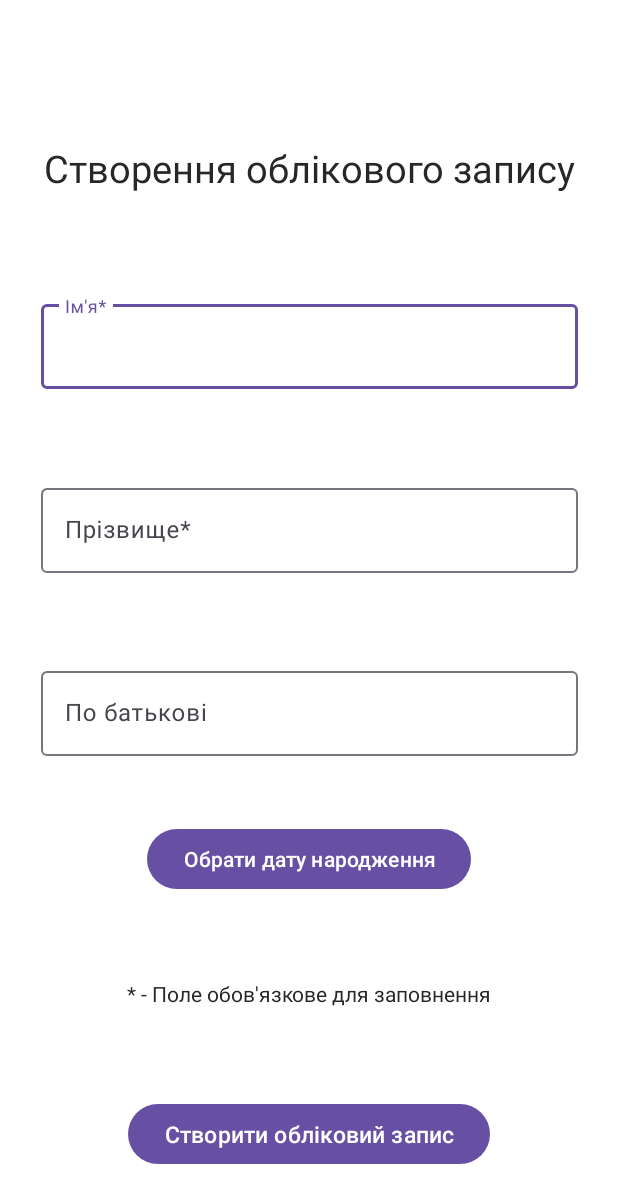
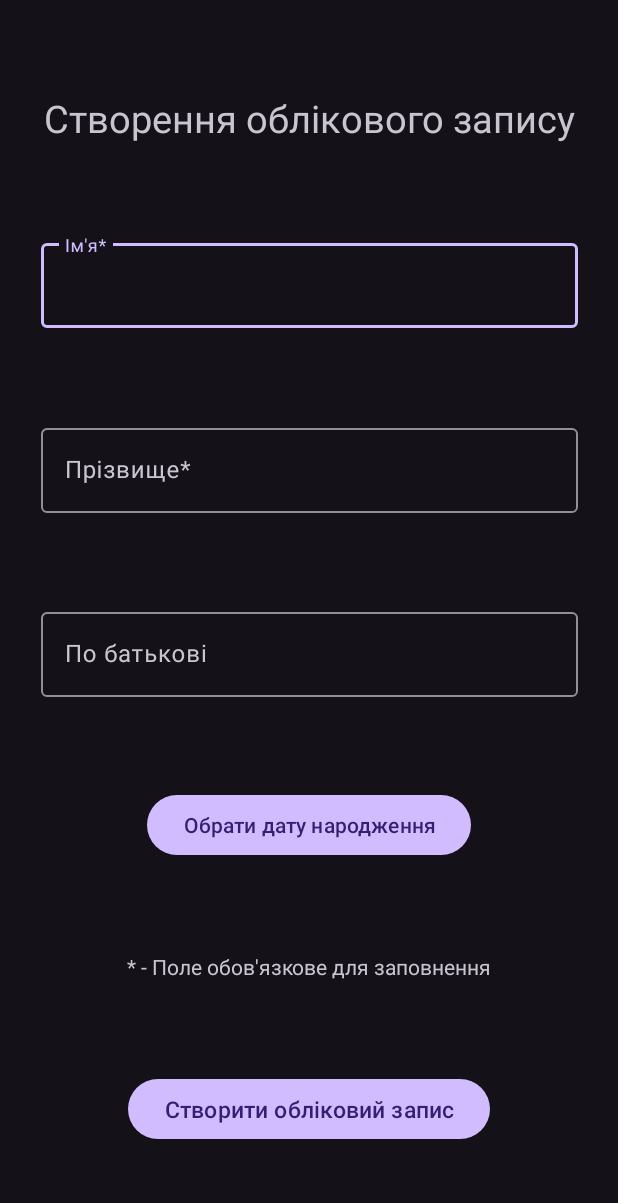
Before and after one commit to xo4yxypmy/Daily_Pain_Master_Project_Java, an Android app: the screen it shows after launch (RegistrationActivity), on a phone screen of 412 x 824 dp. Shown: the top 1203 px of the screen. Run offline under Robolectric (Android 15) with nearby library versions, the phone set to English and light mode, and no system bars.

Commit message:
full registration

```diff
--- a/app/src/main/java/com/fernfog/dailyPain/MainActivity.java
+++ b/app/src/main/java/com/fernfog/dailyPain/MainActivity.java
@@ -10,5 +10,9 @@ public class MainActivity extends AppCompatActivity {
     protected void onCreate(Bundle savedInstanceState) {
         super.onCreate(savedInstanceState);
         setContentView(R.layout.activity_main);
+
+        DBUsersHandler dbUsersHandler = new DBUsersHandler(this);
+
+        dbUsersHandler.listUsers();
     }
 }
--- a/app/src/main/java/com/fernfog/dailyPain/RegistrationActivity.java
+++ b/app/src/main/java/com/fernfog/dailyPain/RegistrationActivity.java
@@ -4,11 +4,15 @@ import androidx.appcompat.app.AppCompatActivity;
 
 import android.app.AlertDialog;
 import android.app.DatePickerDialog;
+import android.content.Intent;
 import android.os.Bundle;
 import android.view.View;
 import android.widget.Button;
 import android.widget.DatePicker;
 import android.widget.QuickContactBadge;
+import android.widget.Toast;
+
+import com.google.android.material.textfield.TextInputLayout;
 
 import java.util.Calendar;
 
@@ -17,12 +21,51 @@ public class RegistrationActivity extends AppCompatActivity {
     DatePickerDialog datePickerDialog;
     Button button;
 
+    String birth;
+
+    Button submitButton;
+
+    TextInputLayout firstName;
+    TextInputLayout lastName;
+    TextInputLayout patronymic;
+
+
     @Override
     protected void onCreate(Bundle savedInstanceState) {
         super.onCreate(savedInstanceState);
         setContentView(R.layout.activity_registration);
 
         button = findViewById(R.id.choiseOfDate);
+
+        submitButton = findViewById(R.id.account_reg);
+
+        firstName = findViewById(R.id.textInputLayout);
+        lastName = findViewById(R.id.textInputLayout2);
+        patronymic = findViewById(R.id.textInputLayout3);
+
+        submitButton.setOnClickListener(new View.OnClickListener() {
+            @Override
+            public void onClick(View v) {
+                String firstNameT = firstName.getEditText().getText().toString().trim();
+                String lastNameT = lastName.getEditText().getText().toString().trim();
+                String patronymicT = patronymic.getEditText().getText().toString().trim();
+
+
+                if (!firstNameT.isEmpty() && !lastNameT.isEmpty() && !patronymicT.isEmpty() && birth != null) {
+                    DBUsersHandler dbUsersHandler = new DBUsersHandler(RegistrationActivity.this);
+
+                    dbUsersHandler.addNewUser(firstNameT, lastNameT, patronymicT, birth);
+                    Toast.makeText(RegistrationActivity.this, "Обліковий запис створено", Toast.LENGTH_LONG).show();
+
+                    Intent intent = new Intent(RegistrationActivity.this, MainActivity.class);
+
+                    startActivity(intent);
+
+                } else {
+                    Toast.makeText(RegistrationActivity.this, "Не заповнено обов'язкове поле", Toast.LENGTH_LONG).show();
+                }
+            }
+        });
 
         button.setOnClickListener(new View.OnClickListener() {
             @Override
@@ -37,12 +80,14 @@ public class RegistrationActivity extends AppCompatActivity {
         DatePickerDialog.OnDateSetListener dateSetListener = new DatePickerDialog.OnDateSetListener() {
             @Override
             public void onDateSet(DatePicker view, int year, int month, int dayOfMonth) {
-
+                birth = dayOfMonth + " " + month + " " + year;
             }
         };
 
         Calendar calendar = Calendar.getInstance();
 
         datePickerDialog = new DatePickerDialog(this, AlertDialog.THEME_HOLO_DARK, dateSetListener, calendar.get(Calendar.YEAR), calendar.get(Calendar.MONTH), calendar.get(Calendar.DAY_OF_MONTH));
+
+        datePickerDialog.show();
     }
 }
--- a/app/src/main/res/layout/activity_registration.xml
+++ b/app/src/main/res/layout/activity_registration.xml
@@ -4,7 +4,6 @@
     xmlns:tools="http://schemas.android.com/tools"
     android:layout_width="match_parent"
     android:layout_height="match_parent"
-    android:background="@color/white"
     tools:context=".MainActivity">
 
     <TextView
@@ -12,12 +11,8 @@
         android:layout_width="wrap_content"
         android:layout_height="wrap_content"
         android:layout_gravity="center"
-        android:layout_marginStart="14dp"
-        android:layout_marginTop="50dp"
-        android:layout_marginEnd="14dp"
         android:text="@string/create_account"
         android:textAlignment="center"
-        android:textColor="@color/my_black"
         android:textSize="25sp"
         app:layout_constraintEnd_toEndOf="parent"
         app:layout_constraintStart_toStartOf="parent"
@@ -28,9 +23,7 @@
         android:id="@+id/textInputLayout"
         android:layout_width="358dp"
         android:layout_height="wrap_content"
-        android:layout_marginStart="32dp"
-        android:layout_marginTop="24dp"
-        android:layout_marginEnd="32dp"
+
         android:hint="@string/name"
         app:layout_constraintEnd_toEndOf="parent"
         app:layout_constraintStart_toStartOf="parent"
@@ -47,9 +40,6 @@
         android:id="@+id/textInputLayout2"
         android:layout_width="358dp"
         android:layout_height="wrap_content"
-        android:layout_marginStart="32dp"
-        android:layout_marginTop="16dp"
-        android:layout_marginEnd="32dp"
         android:hint="@string/last_name"
         app:layout_constraintEnd_toEndOf="parent"
         app:layout_constraintStart_toStartOf="parent"
@@ -66,9 +56,6 @@
         android:id="@+id/textInputLayout3"
         android:layout_width="358dp"
         android:layout_height="wrap_content"
-        android:layout_marginStart="32dp"
-        android:layout_marginTop="16dp"
-        android:layout_marginEnd="32dp"
         android:hint="@string/patronymic"
         app:layout_constraintEnd_toEndOf="parent"
         app:layout_constraintStart_toStartOf="parent"
@@ -98,10 +85,8 @@
         android:layout_width="wrap_content"
         android:layout_height="wrap_content"
         android:layout_gravity="center"
-        android:layout_marginTop="12dp"
         android:text="@string/required_field"
         android:textAlignment="center"
-        android:textColor="@color/my_black"
         app:layout_constraintEnd_toEndOf="parent"
         app:layout_constraintStart_toStartOf="parent"
         app:layout_constraintBottom_toTopOf="@id/account_reg"
@@ -111,7 +96,6 @@
         android:id="@+id/account_reg"
         android:layout_width="wrap_content"
         android:layout_height="wrap_content"
-        android:layout_marginTop="15dp"
         android:text="@string/create_account_button"
         android:textSize="15sp"
         app:layout_constraintEnd_toEndOf="parent"
--- a/app/src/main/res/values-night/themes.xml
+++ /dev/null
@@ -1,7 +0,0 @@
-<resources xmlns:tools="http://schemas.android.com/tools">
-    <!-- Base application theme. -->
-    <style name="Base.Theme.DailyPain" parent="Theme.Material3.DayNight.NoActionBar">
-        <!-- Customize your dark theme here. -->
-        <!-- <item name="colorPrimary">@color/my_dark_primary</item> -->
-    </style>
-</resources>
--- a/app/src/main/res/values/themes.xml
+++ b/app/src/main/res/values/themes.xml
@@ -1,6 +1,6 @@
 <resources xmlns:tools="http://schemas.android.com/tools">
     <!-- Base application theme. -->
-    <style name="Base.Theme.DailyPain" parent="Theme.Material3.DayNight.NoActionBar">
+    <style name="Base.Theme.DailyPain" parent="Theme.Material3.Dark.NoActionBar">
         <!-- Customize your light theme here. -->
         <!-- <item name="colorPrimary">@color/my_light_primary</item> -->
     </style>
```
Also changed, not shown: app/src/main/java/com/fernfog/dailyPain/DBUsersHandler.java (+26 -0 lines).
